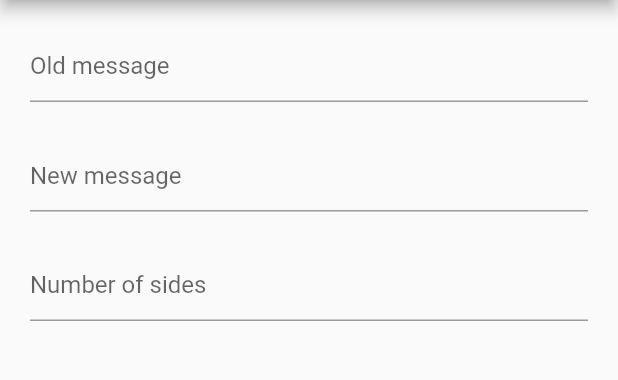
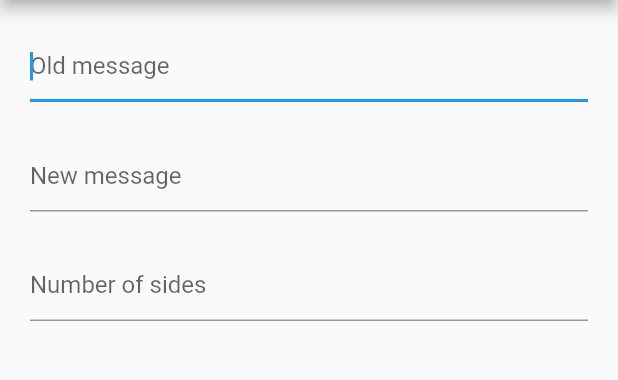
Before and after one commit to legendaryleo7/better_letters, a Flutter app: the screen it shows after launch, on a phone screen of 412 x 824 dp, the part 84-464 px from its top. Run offline on Flutter 3.47's test engine with Material 2 defaults, Android fonts, the phone set to English and light mode, and no system bars.

Commit message:
GirdView for letter views. Added focusing on the next inputs on complete

```diff
--- a/lib/letters.dart
+++ b/lib/letters.dart
@@ -4,15 +4,6 @@ import 'package:flutter/cupertino.dart';
 class LettersWidget extends StatefulWidget {
   LettersWidget({Key key, this.oldMessage, this.newMessage, this.numberOfSides})
       : super(key: key);
-
-  // This widget is the home page of your application. It is stateful, meaning
-  // that it has a State object (defined below) that contains fields that affect
-  // how it looks.
-
-  // This class is the configuration for the state. It holds the values (in this
-  // case the title) provided by the parent (in this case the App widget) and
-  // used by the build method of the State. Fields in a Widget subclass are
-  // always marked "final".
 
   final String oldMessage;
   final String newMessage;
@@ -27,6 +18,9 @@ class _LettersState extends State<LettersWidget> {
   var newMessageText = new TextEditingController();
   var numberOfSides = new TextEditingController();
   var neededLetters = new Map<String, int>();
+
+  var newMessageFocusNode = new FocusNode();
+  var numberOfSidesFocusNode = new FocusNode();
 
   @override
   void initState() {
@@ -46,28 +40,45 @@ class _LettersState extends State<LettersWidget> {
 
   @override
   Widget build(BuildContext context) {
-    var box = new Container(
+    var oldMessageTextField = new TextField(
+      autofocus: true,
+      controller: this.oldMessageText,
+      decoration: new InputDecoration(hintText: "Old message"),
+      onEditingComplete: () => FocusScope.of(context).requestFocus(this.newMessageFocusNode),
+      textInputAction: TextInputAction.next,
+    );
+
+    var newMessageTextField = new TextField(
+      controller: this.newMessageText,
+      decoration: new InputDecoration(hintText: "New message"),
+      focusNode: this.newMessageFocusNode,
+      onEditingComplete: () => FocusScope.of(context).requestFocus(this.numberOfSidesFocusNode),
+      textInputAction: TextInputAction.next,
+    );
+
+    var numberOfSidesTextField = new TextField(
+        controller: this.numberOfSides,
+        decoration: new InputDecoration(hintText: "Number of sides"),
+        focusNode: this.numberOfSidesFocusNode,
+        keyboardType: TextInputType.number,
+
+        textInputAction: TextInputAction.done,
+    );
+
+    var padding = new Padding(padding: EdgeInsets.only(top: 25.0));
+
+    var children = <Widget>[
+          oldMessageTextField,
+          padding,
+          newMessageTextField,
+          padding,
+          numberOfSidesTextField];
+
+    var editableFieldsSection = new Container(
       padding: EdgeInsets.all(20.0),
       child: new Column(
         mainAxisAlignment: MainAxisAlignment.start,
-        children: <Widget>[
-          new TextField(
-            controller: this.oldMessageText,
-            decoration: new InputDecoration(hintText: "Old message"),
-          ),
-          new Padding(padding: EdgeInsets.only(top: 25.0)),
-          new TextField(
-            controller: this.newMessageText,
-            decoration: new InputDecoration(hintText: "New message"),
-          ),
-          new Padding(
-            padding: EdgeInsets.only(top: 25.0),
-          ),
-          new TextField(
-              controller: this.numberOfSides,
-              decoration: new InputDecoration(hintText: "Number of sides"),
-              keyboardType: TextInputType.numberWithOptions()),
-        ],
+        children: children
       ),
     );
 
@@ -78,18 +89,27 @@ class _LettersState extends State<LettersWidget> {
         title: new Text("Better Letters"),
       ),
       body: ListView(children: <Widget>[
-        box,
-        new ListView.builder(
-          itemCount: this.neededLetters.length,
-          itemBuilder: (context, index) {
+        editableFieldsSection,
+        new GridView.count(
+          crossAxisCount: 2,
+          mainAxisSpacing: .1,
+          crossAxisSpacing: .1,
+          padding: EdgeInsets.all(15.0),
+          shrinkWrap: true,
+          childAspectRatio: 5.0,
+          children: List.generate(this.neededLetters.length, (index) {
             var key = this.neededLetters.keys.elementAt(index);
             var value = this.neededLetters[key];
-            return ListTile(
-              title: Text('$key - $value needed.'),
+            return new Container(
+              child: new Center(
+                child: Text(
+                  '$key - $value needed.',
+                ),
+              ),
+              /*decoration: new BoxDecoration(color: Colors.blue),*/
             );
-          },
-          shrinkWrap: true,
-        ),
+          }),
+        )
       ]),
     );
   }
```
Also changed, not shown: 3 other files.
